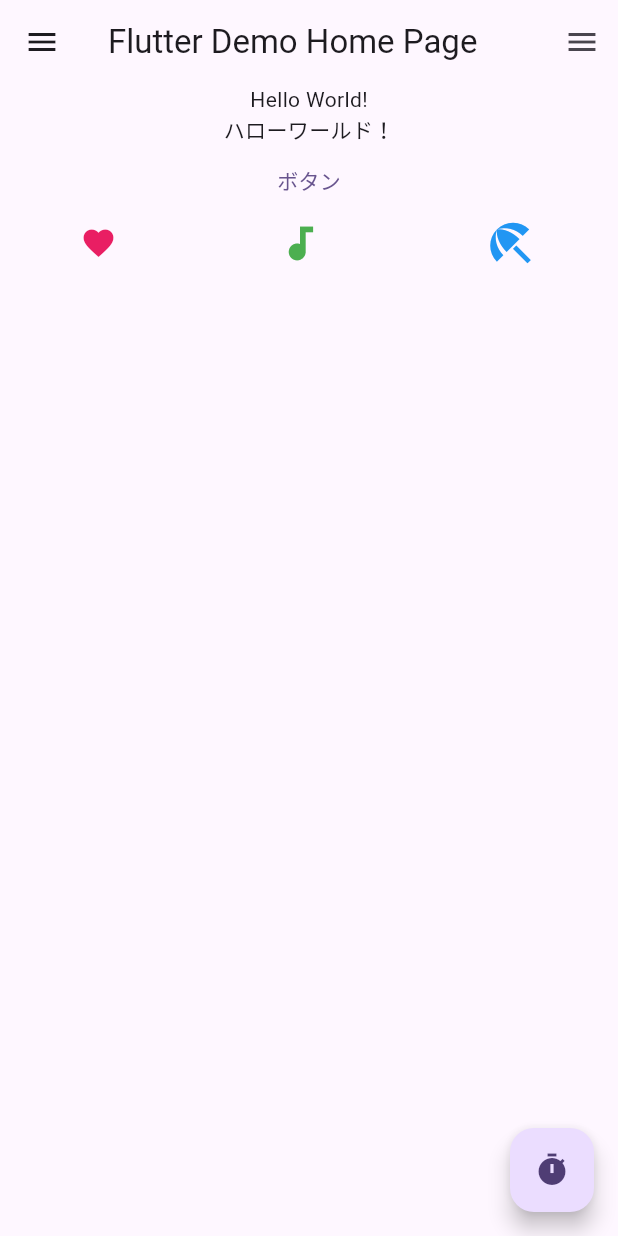
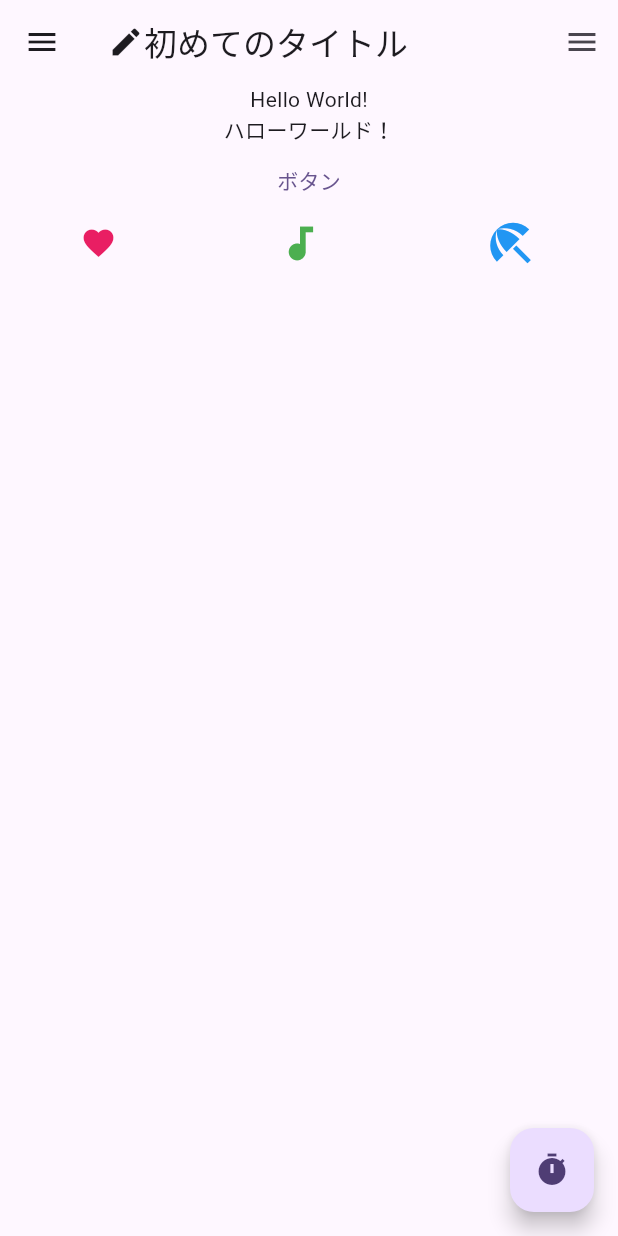
Before and after one commit to eltociear/flutter_practice, a Flutter app: the screen it shows after launch, on a phone screen of 412 x 824 dp. Run offline on Flutter 3.47's test engine with Material 3 defaults, Android fonts, the phone set to English and light mode, and no system bars.

Commit message:
hello_world: change title

```diff
--- a/hello_world/lib/main.dart
+++ b/hello_world/lib/main.dart
@@ -38,7 +38,10 @@ class _MyHomePageState extends State<MyHomePage> {
   Widget build(BuildContext context) {
     return Scaffold(
       appBar: AppBar(
-        title: Text(widget.title),
+        title: Row(children: const [
+          Icon(Icons.create),
+          Text('初めてのタイトル')
+        ],),
       ),
       body: Column(children: [
         const Text("Hello World!"),
```
